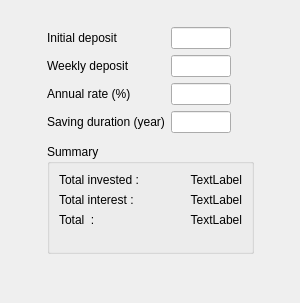
Before: the Qt Designer form CompoundInterest.ui in mhtrinh/mortgage-calculator, drawn with Qt 5.
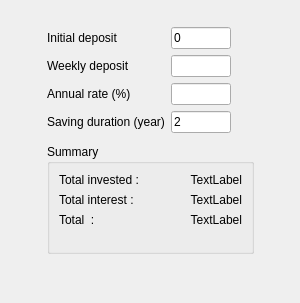
After: the same form once the commit is applied.

Patch:
```diff
--- a/CompoundInterest.ui
+++ b/CompoundInterest.ui
@@ -58,6 +58,9 @@
           <height>16777215</height>
          </size>
         </property>
+        <property name="text">
+         <string>0</string>
+        </property>
        </widget>
       </item>
       <item row="1" column="0">
@@ -127,6 +130,9 @@
           <height>16777215</height>
          </size>
         </property>
+        <property name="text">
+         <string>2</string>
+        </property>
        </widget>
       </item>
      </layout>
```
